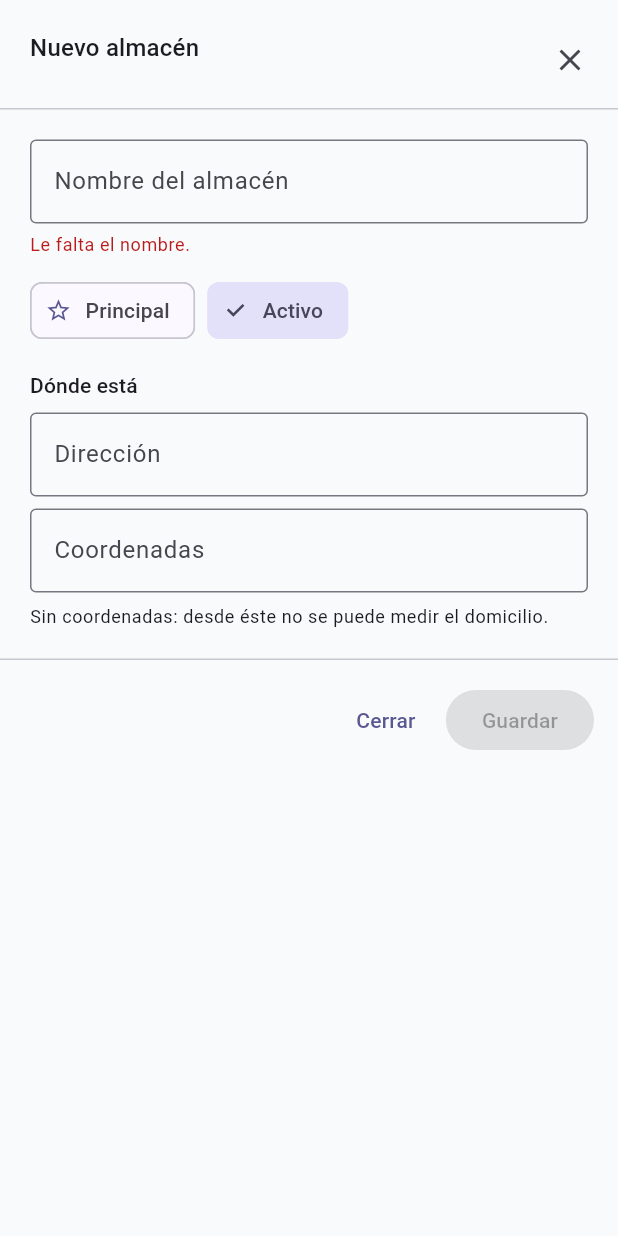
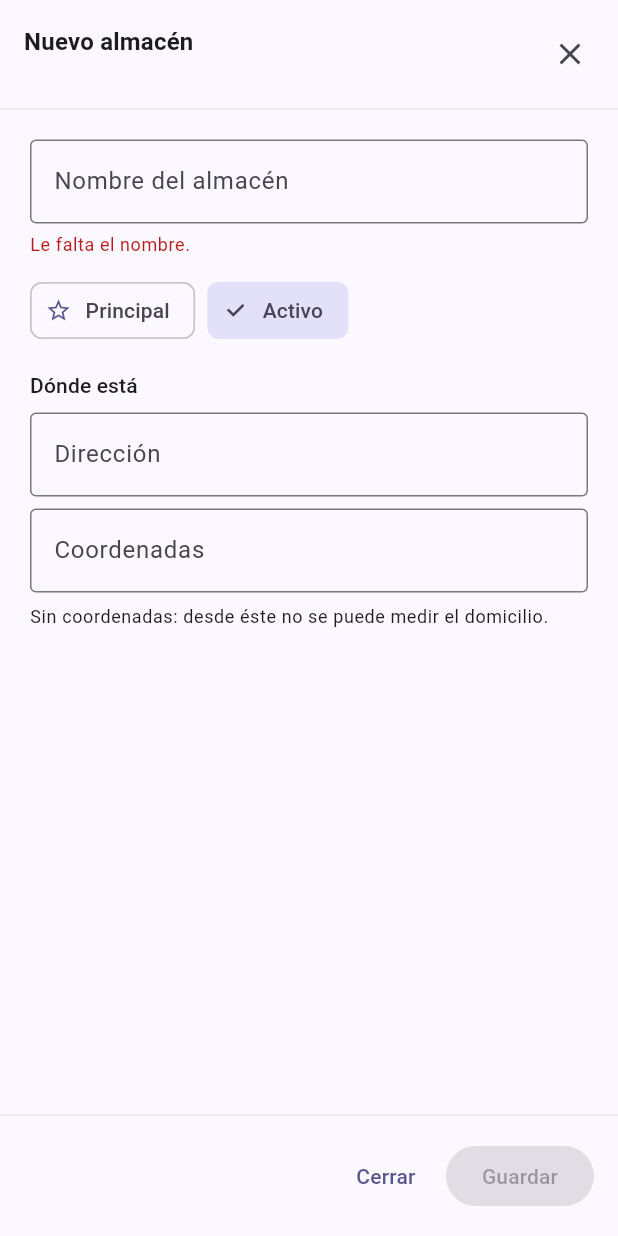
Before and after one commit to jose22072000/delivery-logistica, a Flutter app: the EditorAlmacen widget shown alone on an empty page, opened directly with empty values, on a phone screen of 412 x 824 dp. Run offline on Flutter 3.47's test engine with Material 3 defaults, Android fonts, the phone set to English and light mode, and no system bars; our stand-ins replace dio, drift, drift_flutter, flutter_riverpod, flutter_secure_storage, go_router and 3 more; missing offline and left inert: ulid; accounts and stored records are empty; generated files the repository leaves out were written again.

Commit message:
Un solo cajon, y el despliegue con lo que de verdad se comprobo
Borradas las dos copias de cajon.dart; vehiculos y almacenes usan el del kit.

El escollo era mas que el titulo: en esas fichas EL PIE MIRA EL ESTADO DEL
CUERPO —el boton de guardar se habilita segun lo que hay escrito—, y el kit
llamaba a cuerpo y pie por separado, asi que el pie se habria quedado sin verlo.
La salida fue anadir abrirPanel() al kit, donde es quien llama el que devuelve
el Cajon entero y un solo setState repinta las tres partes. No es un patron
inventado: es el que ya usa pantallas/pedidos/vista/kit.dart, asi que converge.

Dos cambios a mejor: «Tipos de vehiculo» sale ahora estrecho de verdad —pedia
AnchoCajon.md desde siempre pero en la copia el ancho se recibia y NUNCA SE
USABA— y los botones del pie se alinean a la derecha.

Y un fallo de pruebas que no era del agente: pantalla_test.dart de vehiculos
fallaba ya en HEAD con «No Material widget found», porque la pantalla dejo de
llevar Scaffold cuando entro el armazon y el test seguia montandola a pelo. Es
el mismo fallo que el de cierre_widget_test.dart de rutas.

docs/despliegue.md §8 reescrito con lo comprobado y lo que no. De paso se
corrigio §7.1, que era FALSA: decia que media app de Flutter no esta en git y si
esta. Un bloqueante documentado que no existia.

```diff
--- a/app/lib/pantallas/almacenes/vista/cajon.dart
+++ /dev/null
@@ -1,136 +0,0 @@
-import 'package:flutter/material.dart';
-
-/// Los anchos del pliego (`pantallas.md` §9.2), en pantalla grande.
-enum AnchoCajon {
-  md(448),
-  lg(672),
-  xl(896),
-  completo(double.infinity);
-
-  const AnchoCajon(this.px);
-  final double px;
-}
-
-/// A partir de aqui se considera escritorio. Es el mismo corte que la barra
-/// lateral fija del armazon (§0).
-const anchoDeEscritorio = 1024.0;
-
-/// SIEMPRE cajon lateral, tambien en escritorio (pliego §9.2, excepcion de delivery).
-///
-/// Es la regla de la casa de Procovar y vale para todos sus proyectos: en el
-/// telefono el panel ocupa la pantalla y se cierra con el pulgar; en el
-/// escritorio no hay pulgar y un panel pegado al borde obliga a cruzar la
-/// pantalla con el raton para cada boton.
-///
-/// (`pantallas.md` §9.2 describe la excepcion contraria —cajon tambien en
-/// escritorio— aprobada para delivery el 05/09/2026. Manda la regla de la casa,
-/// que es lo que se pidio para esta pantalla; cambiarlo de vuelta es este
-/// `esEscritorio` y nada mas.)
-///
-/// **Copia deliberada** de `vehiculos/vista/cajon.dart`: el kit compartido
-/// (`lib/diseno/cajon.dart` del PLAN §1) todavia no existe y una pantalla no
-/// escribe en la carpeta de otra. Cuando el kit este, las dos copias se borran
-/// y se importa aquel — y hasta entonces **cualquier cambio va en las dos**.
-///
-/// **Nada de `AlertDialog` centrado con el contenido apretado**: en los dos
-/// casos hay cabecera con titulo, cuerpo desplazable y pie con los botones
-/// siempre a la vista.
-Future<T?> abrirCajon<T>({
-  required BuildContext context,
-  required WidgetBuilder constructor,
-  AnchoCajon ancho = AnchoCajon.lg,
-}) {
-  // CORREGIDO 14/09/2026. Delivery NO usa modal en escritorio.
-  //
-  // Esto se escribió con la regla general de Procovar —cajón en móvil, modal en
-  // escritorio— porque así se pidió. Es la regla equivocada para este proyecto:
-  // `docs/pantallas.md:25` recoge una excepción aprobada el 05/09/2026 según la cual
-  // **delivery usa SIEMPRE cajón lateral, también en escritorio**, y §9.2 dice que no hay
-  // variante modal. El motivo está escrito allí: estas fichas son largas y un modal
-  // centrado con desplazamiento interno se lee peor que un panel a alto completo.
-  //
-  // Se quita la rama de escritorio y se deja una sola forma. El fichero sigue siendo una
-  // copia de `lib/diseno/cajon.dart` —se escribieron a la vez y ese kit no existía— y
-  // desaparece cuando estas dos pantallas pasen a usarlo; hace falta darles título, que
-  // hoy va dentro del cuerpo. Está apuntado en `docs/integracion-pendiente.md`.
-  return showModalBottomSheet<T>(
-    context: context,
-    isScrollControlled: true,
-    useSafeArea: true,
-    // A pantalla completa en movil: media pantalla con el teclado abierto no
-    // deja ver ni el campo que se esta escribiendo.
-    constraints: const BoxConstraints.expand(),
-    builder: constructor,
-  );
-}
-
-/// El marco de dentro: cabecera, cuerpo desplazable y pie pegado abajo.
-class MarcoCajon extends StatelessWidget {
-  const MarcoCajon({
-    required this.titulo,
-    required this.cuerpo,
-    this.subtitulo,
-    this.pie,
-    super.key,
-  });
-
-  final String titulo;
-  final String? subtitulo;
-  final Widget cuerpo;
-
-  /// Los botones de accion. Van pegados abajo y **siempre a la vista**: un
-  /// `Guardar` al final de un formulario largo se queda fuera de pantalla justo
-  /// cuando hace falta.
-  final Widget? pie;
-
-  @override
-  Widget build(BuildContext context) {
-    final tema = Theme.of(context);
-    return Column(
-      mainAxisSize: MainAxisSize.min,
-      crossAxisAlignment: CrossAxisAlignment.stretch,
-      children: [
-        Padding(
-          padding: const EdgeInsets.fromLTRB(20, 16, 8, 8),
-          child: Row(
-            children: [
-              Expanded(
-                child: Column(
-                  crossAxisAlignment: CrossAxisAlignment.start,
-                  mainAxisSize: MainAxisSize.min,
-                  children: [
-                    Text(titulo, style: tema.textTheme.titleMedium),
-                    if (subtitulo != null)
-                      Text(subtitulo!, style: tema.textTheme.bodySmall),
-                  ],
-                ),
-              ),
-              // La ✕ NO desaparece nunca: ni al guardar, ni mientras guarda, ni
-              // con el teclado abierto. Un panel sin salida visible es una
-              // trampa, y en el telefono el gesto de atras no siempre esta.
-              IconButton(
-                tooltip: 'Cerrar',
-                icon: const Icon(Icons.close),
-                onPressed: () => Navigator.of(context).maybePop(),
-              ),
-            ],
-          ),
-        ),
-        const Divider(height: 1),
-        Flexible(
-          child: SingleChildScrollView(
-            padding: const EdgeInsets.all(20),
-            child: cuerpo,
-          ),
-        ),
-        if (pie != null) ...[
-          const Divider(height: 1),
-          Padding(
-            padding: const EdgeInsets.all(16),
-            child: Align(alignment: Alignment.centerRight, child: pie),
-          ),
-        ],
-      ],
-    );
-  }
-}
--- a/app/lib/pantallas/almacenes/vista/editor_almacen.dart
+++ b/app/lib/pantallas/almacenes/vista/editor_almacen.dart
@@ -1,8 +1,8 @@
 import 'package:flutter/material.dart';
 
+import '../../../diseno/cajon.dart';
 import '../datos/almacen_api.dart';
 import '../datos/coordenadas.dart';
-import 'cajon.dart';
 
 /// El editor de un almacen (cajon/modal `lg`). Pliego: `pantallas.md` §6.
 ///
@@ -97,10 +97,42 @@ class _EditorAlmacenState extends State<EditorAlmacen> {
     final tema = Theme.of(context);
     final punto = _coordenadas;
 
-    return MarcoCajon(
+    return Cajon(
       titulo: widget.almacen == null ? 'Nuevo almacén' : widget.almacen!.titulo,
       subtitulo: widget.sucursal,
-      cuerpo: Column(
+      pie: Row(
+        mainAxisAlignment: MainAxisAlignment.end,
+        children: [
+          TextButton(
+            onPressed: widget.guardando
+                ? null
+                : () => Navigator.of(context).maybePop(),
+            child: const Text('Cerrar'),
+          ),
+          const SizedBox(width: 8),
+          FilledButton(
+            onPressed: _leFaltaElNombre || _puntoMalEscrito || widget.guardando
+                ? null
+                : () => widget.alGuardar(
+                    AlmacenDeAccesos(
+                      id: widget.almacen?.id,
+                      nombre: _nombre.text.trim(),
+                      direccion: _direccion.text.trim().isEmpty
+                          ? null
+                          : _direccion.text.trim(),
+                      latitud: punto?.lat,
+                      longitud: punto?.lng,
+                      principal: _principal,
+                      activo: _activo,
+                    ),
+                  ),
+            child: Text(widget.guardando ? 'Guardando…' : 'Guardar'),
+          ),
+        ],
+      ),
+      child: Padding(
+        padding: const EdgeInsets.all(20),
+        child: Column(
           crossAxisAlignment: CrossAxisAlignment.stretch,
           children: [
             TextField(
@@ -186,35 +218,6 @@ class _EditorAlmacenState extends State<EditorAlmacen> {
             ],
           ],
         ),
-      pie: Row(
-        mainAxisSize: MainAxisSize.min,
-        children: [
-          TextButton(
-            onPressed: widget.guardando
-                ? null
-                : () => Navigator.of(context).maybePop(),
-            child: const Text('Cerrar'),
-          ),
-          const SizedBox(width: 8),
-          FilledButton(
-            onPressed: _leFaltaElNombre || _puntoMalEscrito || widget.guardando
-                ? null
-                : () => widget.alGuardar(
-                    AlmacenDeAccesos(
-                      id: widget.almacen?.id,
-                      nombre: _nombre.text.trim(),
-                      direccion: _direccion.text.trim().isEmpty
-                          ? null
-                          : _direccion.text.trim(),
-                      latitud: punto?.lat,
-                      longitud: punto?.lng,
-                      principal: _principal,
-                      activo: _activo,
-                    ),
-                  ),
-            child: Text(widget.guardando ? 'Guardando…' : 'Guardar'),
-          ),
-        ],
       ),
     );
   }
```
Also changed, not shown: app/lib/diseno/cajon.dart (+28 -7 lines), app/lib/pantallas/almacenes/vista/pantalla_almacenes.dart (+4 -4 lines), app/lib/pantallas/vehiculos/vista/cajon.dart (deleted, +0 -131 lines), app/lib/pantallas/vehiculos/vista/ficha_vehiculo.dart (+32 -25 lines), app/lib/pantallas/vehiculos/vista/pantalla_vehiculos.dart (+7 -8 lines), app/lib/pantallas/vehiculos/vista/tipos_vehiculo.dart (+37 -29 lines), 4 other files. Lines whose indentation alone changed are shown as unchanged.
